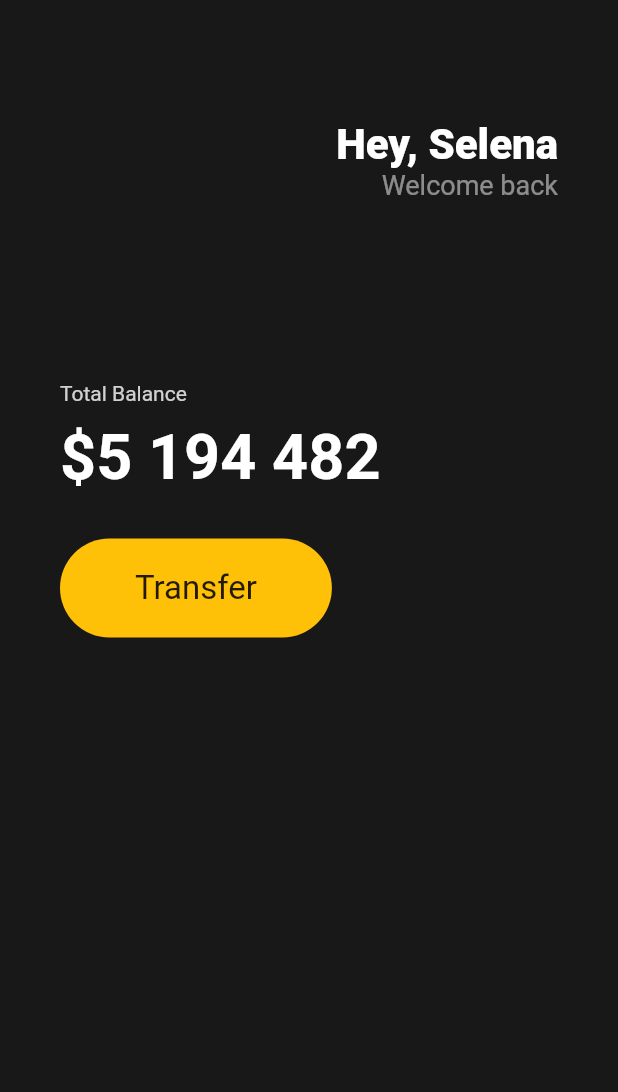
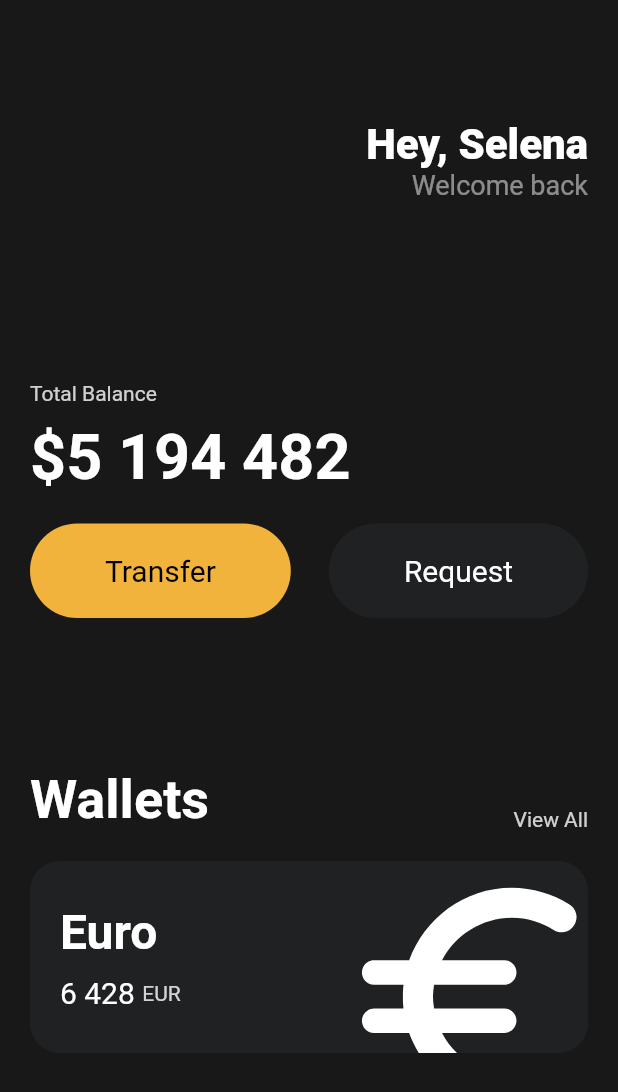
Before and after one commit to happy789515/toonflix, a Flutter app: the screen it shows after launch, on a phone screen of 412 x 824 dp. Shown: the top 1092 px of the screen. Run offline on Flutter 3.47's test engine with Material 2 defaults, Android fonts, the phone set to English and light mode, and no system bars.

Commit message:
Icons and Transforms

```diff
--- a/lib/main.dart
+++ b/lib/main.dart
@@ -1,23 +1,24 @@
-// ignore_for_file: prefer_const_constructors
-
 import 'package:flutter/material.dart';
+import 'package:toonflix/widgets/button.dart';
 
 void main() {
-  runApp(App());
+  runApp(const App());
 }
 
 class App extends StatelessWidget {
+  const App({super.key});
+
   @override
   Widget build(BuildContext context) {
     return MaterialApp(
       home: Scaffold(
-          backgroundColor: Color(0xFF181818),
+        backgroundColor: const Color(0xFF181818),
         body: Padding(
-            padding: EdgeInsets.symmetric(horizontal: 40),
+          padding: const EdgeInsets.symmetric(horizontal: 20),
           child: Column(
             crossAxisAlignment: CrossAxisAlignment.start,
             children: [
-                SizedBox(
+              const SizedBox(
                 height: 80,
               ),
               Row(
@@ -26,7 +27,7 @@ class App extends StatelessWidget {
                   Column(
                     crossAxisAlignment: CrossAxisAlignment.end,
                     children: [
-                        Text(
+                      const Text(
                         'Hey, Selena',
                         style: TextStyle(
                           color: Colors.white,
@@ -45,7 +46,7 @@ class App extends StatelessWidget {
                   )
                 ],
               ),
-                SizedBox(
+              const SizedBox(
                 height: 120,
               ),
               Text(
@@ -54,10 +55,10 @@ class App extends StatelessWidget {
                   color: Colors.white.withOpacity(0.8),
                 ),
               ),
-                SizedBox(
+              const SizedBox(
                 height: 10,
               ),
-                Text(
+              const Text(
                 '\$5 194 482',
                 style: TextStyle(
                   fontSize: 42,
@@ -65,33 +66,110 @@ class App extends StatelessWidget {
                   fontWeight: FontWeight.w600,
                 ),
               ),
-                SizedBox(
-                  height: 30,
+              const SizedBox(
+                height: 20,
+              ),
+              const Row(
+                mainAxisAlignment: MainAxisAlignment.spaceBetween,
+                children: [
+                  Button(
+                      text: 'Transfer',
+                      bgColor: Color(0xFFF1B33B),
+                      textColor: Colors.black),
+                  Button(
+                      text: 'Request',
+                      bgColor: Color(0xFF1F2123),
+                      textColor: Colors.white),
+                ],
+              ),
+              const SizedBox(
+                height: 100,
+              ),
+              Row(
+                crossAxisAlignment: CrossAxisAlignment.end,
+                mainAxisAlignment: MainAxisAlignment.spaceBetween,
+                children: [
+                  const Text(
+                    'Wallets',
+                    style: TextStyle(
+                      color: Colors.white,
+                      fontSize: 36,
+                      fontWeight: FontWeight.w600,
+                    ),
+                  ),
+                  Text(
+                    'View All',
+                    style: TextStyle(
+                      color: Colors.white.withOpacity(0.8),
+                    ),
+                  ),
+                ],
+              ),
+              const SizedBox(
+                height: 20,
+              ),
+              Container(
+                clipBehavior: Clip.hardEdge,
+                decoration: BoxDecoration(
+                  color: const Color(0xFF1F2123),
+                  borderRadius: BorderRadius.circular(20),
+                ),
+                child: Padding(
+                  padding: const EdgeInsets.all(20),
+                  child: Row(
+                    mainAxisAlignment: MainAxisAlignment.spaceBetween,
+                    children: [
+                      Column(
+                        crossAxisAlignment: CrossAxisAlignment.start,
+                        children: [
+                          const Text(
+                            'Euro',
+                            style: TextStyle(
+                                color: Colors.white,
+                                fontSize: 32,
+                                fontWeight: FontWeight.w600),
+                          ),
+                          const SizedBox(
+                            height: 10,
                           ),
                           Row(
                             children: [
-                    Container(
-                      decoration: BoxDecoration(
-                        color: Colors.amber,
-                        borderRadius: BorderRadius.circular(45),
+                              const Text('6 428',
+                                  style: TextStyle(
+                                    color: Colors.white,
+                                    fontSize: 20,
+                                  )),
+                              const SizedBox(
+                                width: 5,
                               ),
-                      child: Padding(
-                          padding: EdgeInsets.symmetric(
-                            vertical: 20,
-                            horizontal: 50,
-                          ),
-                          child: Text(
-                            'Transfer',
+                              Text(
+                                'EUR',
                                 style: TextStyle(
-                              fontSize: 22,
-                            ),
-                          )),
+                                    color: Colors.white.withOpacity(0.8)),
                               ),
                             ],
                           )
                         ],
                       ),
-          )),
+                      Transform.scale(
+                        scale: 2.2,
+                        child: Transform.translate(
+                          offset: const Offset(-5, 12),
+                          child: const Icon(
+                            Icons.euro_rounded,
+                            color: Colors.white,
+                            size: 88,
+                          ),
+                        ),
+                      ),
+                    ],
+                  ),
+                ),
+              ),
+            ],
+          ),
+        ),
+      ),
     );
   }
 }
--- /dev/null
+++ b/lib/widgets/button.dart
@@ -0,0 +1,35 @@
+import 'package:flutter/material.dart';
+
+class Button extends StatelessWidget {
+  final String text;
+  final Color bgColor;
+  final Color textColor;
+
+  const Button(
+      {super.key,
+      required this.text,
+      required this.bgColor,
+      required this.textColor});
+
+  @override
+  Widget build(BuildContext context) {
+    return Container(
+      decoration: BoxDecoration(
+        color: bgColor,
+        borderRadius: BorderRadius.circular(45),
+      ),
+      child: Padding(
+          padding: const EdgeInsets.symmetric(
+            vertical: 20,
+            horizontal: 50,
+          ),
+          child: Text(
+            text,
+            style: TextStyle(
+              color: textColor,
+              fontSize: 20,
+            ),
+          )),
+    );
+  }
+}
```
Lines whose indentation alone changed are shown as unchanged.
